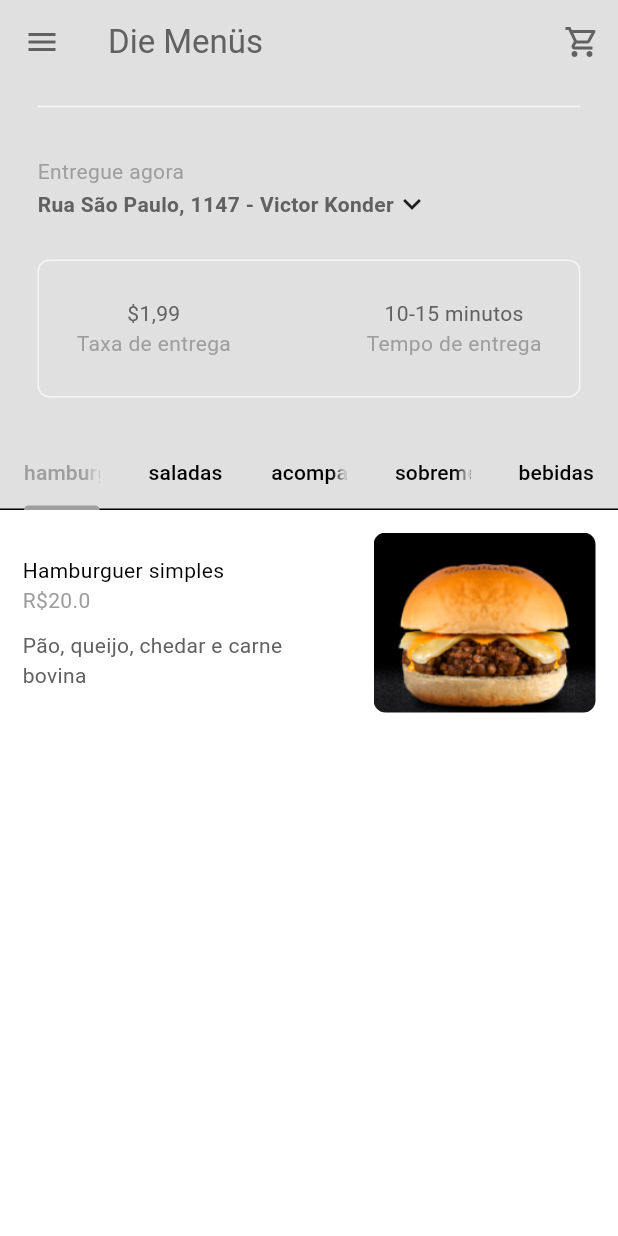
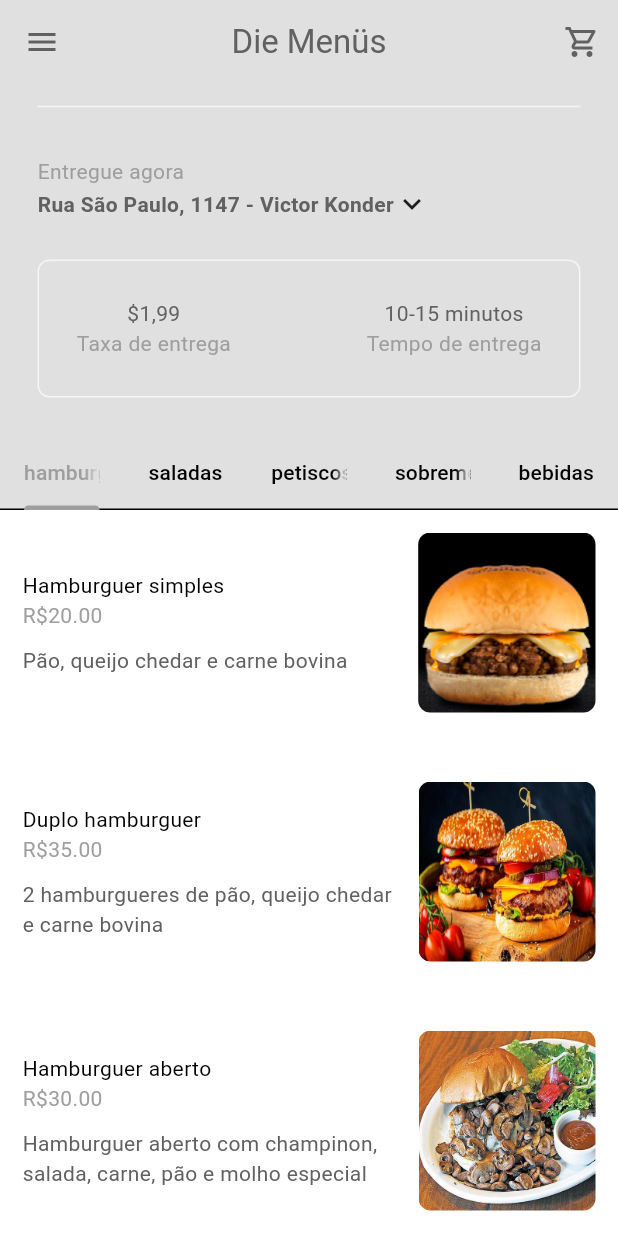
Before and after one commit to nichbrosa/Projeto_Aplicado, a Flutter app: the screen it shows after launch, after a tap on "Login", on a phone screen of 412 x 824 dp. Run offline on Flutter 3.47's test engine with Material 3 defaults, Android fonts, the phone set to English and light mode, and no system bars.

Commit message:
tela da comida com botoes de complemento

```diff
--- a/lib/componentes/my_food_tile.dart
+++ b/lib/componentes/my_food_tile.dart
@@ -29,7 +29,7 @@ class FoodTile extends StatelessWidget {
                     crossAxisAlignment: CrossAxisAlignment.start,
                     children: [
                       Text(comida.nome),
-                      Text('R\$' + comida.preco.toString(),
+                      Text('R\$' + comida.preco.toStringAsFixed(2),
                       style: TextStyle(
                         color: Theme.of(context).colorScheme.primary
                         ),
--- a/lib/componentes/my_sliver_app_bar.dart
+++ b/lib/componentes/my_sliver_app_bar.dart
@@ -25,7 +25,9 @@ class MySliverAppBar extends StatelessWidget {
       ],
       backgroundColor: Theme.of(context).colorScheme.background,
       foregroundColor: Theme.of(context).colorScheme.inversePrimary,
+
       title: Text("Die Menüs"),
+      centerTitle: true,
       flexibleSpace: FlexibleSpaceBar(
         background: Padding(
           padding: const EdgeInsets.only(bottom: 50.0),
--- a/lib/modelos/comida.dart
+++ b/lib/modelos/comida.dart
@@ -6,7 +6,7 @@ class Comida {
     final String caminhoImagem;                   //lib/imagens/x-salada.png
     final double preco;                           //20,00
     final CategoriaComida categoria;              //hamburguer
-    List<Complemento> complementosDisponiveis;    //[queijo extra, bacon, mais hamburguer]
+    List<Complemento> complementosDisponiveis;    //queijo extra, bacon, mais hamburguer]
 
     Comida({
       required this.nome,
@@ -22,7 +22,7 @@ class Comida {
     enum CategoriaComida{
       hamburguers,
       saladas,
-      acompanhamentos,
+      petiscos,
       sobremesas,
       bebidas,
     }
--- a/lib/modelos/restaurante.dart
+++ b/lib/modelos/restaurante.dart
@@ -8,8 +8,8 @@ class Restaurante extends ChangeNotifier{
     //hamburgueres
     Comida(
       nome: "Hamburguer simples",
-      descricao: 'Pão, queijo, chedar e carne bovina',
-      caminhoImagem: "lib/imagens/comidas/HAMBURGUE_SIMPLES.png",
+      descricao: 'Pão, queijo chedar e carne bovina',
+      caminhoImagem: "lib/imagens/comidas/HAMBURGUE_SIMPLES2.png",
       preco: 20.00,
       categoria: CategoriaComida.hamburguers,
       complementosDisponiveis: [
@@ -19,13 +19,68 @@ class Restaurante extends ChangeNotifier{
         ],
       ),
 
-    //acompanhamentos
+    Comida(
+      nome: "Duplo hamburguer",
+      descricao: '2 hamburgueres de pão, queijo chedar e carne bovina',
+      caminhoImagem: "lib/imagens/comidas/DOUBLE_BURGUER.jpg",
+      preco: 35.00,
+      categoria: CategoriaComida.hamburguers,
+      complementosDisponiveis: [
+        Complemento(nome: "Queijo extra", preco: 1.99),
+        Complemento(nome: "Carne extra", preco: 4.99),
+        Complemento(nome: "Bacon", preco: 2.99),
+        ],
+      ),
+
+          Comida(
+      nome: "Hamburguer aberto",
+      descricao: 'Hamburguer aberto com champinon, salada, carne, pão e molho especial',
+      caminhoImagem: "lib/imagens/comidas/HAMBURGUER_ABERTO.jpeg",
+      preco: 30.00,
+      categoria: CategoriaComida.hamburguers,
+      complementosDisponiveis: [
+        Complemento(nome: "Queijo extra", preco: 1.99),
+        Complemento(nome: "Carne extra", preco: 4.99),
+        Complemento(nome: "Bacon", preco: 2.99),
+        ],
+      ),
+
+    Comida(
+      nome: "Hamburguer com Ricota",
+      descricao: 'Pão, queijo de ricota e carne bovina',
+      caminhoImagem: "lib/imagens/comidas/HAMBURGUER_RICOTA.jpg",
+      preco: 26.00,
+      categoria: CategoriaComida.hamburguers,
+      complementosDisponiveis: [
+        Complemento(nome: "Queijo extra", preco: 1.99),
+        Complemento(nome: "Carne extra", preco: 4.99),
+        Complemento(nome: "Bacon", preco: 2.99),
+        ],
+      ),
+
+    Comida(
+      nome: "Hamburguer Trufado",
+      descricao: 'Pão, queijo chedar, lascas de trufa e carne bovina',
+      caminhoImagem: "lib/imagens/comidas/HAMBURGUER_TRUFADO.jpg",
+      preco: 50.00,
+      categoria: CategoriaComida.hamburguers,
+      complementosDisponiveis: [
+        Complemento(nome: "Queijo extra", preco: 1.99),
+        Complemento(nome: "Carne extra", preco: 4.99),
+        Complemento(nome: "Bacon", preco: 2.99),
+        ],
+      ),
+
+    //salada
+
+
+    //petiscos
     Comida(
       nome: "Bolinho de carne",
       descricao: 'Bolinho especial de carne recheado com queijo, 6 unidades',
       caminhoImagem: "lib/imagens/comidas/BOLINHA2.png",
       preco: 38.00,
-      categoria: CategoriaComida.acompanhamentos,
+      categoria: CategoriaComida.petiscos,
       complementosDisponiveis: [
         Complemento(nome: "Maionese extra", preco: 0.99),
         Complemento(nome: "Ketchup extra", preco: 0.99),
@@ -48,7 +103,7 @@ class Restaurante extends ChangeNotifier{
     Comida(
       nome: "Coca-Cola",
       descricao: 'Lata de coca-cola 350ML',
-      caminhoImagem: "lib/imagens/bebidas/COCA.png",
+      caminhoImagem: "lib/imagens/bebidas/COCA2.png",
       preco: 8.90,
       categoria: CategoriaComida.bebidas,
       complementosDisponiveis: [
--- a/lib/paginas/home_pagina.dart
+++ b/lib/paginas/home_pagina.dart
@@ -9,6 +9,8 @@ import 'package:projeto_aplicado/componentes/my_sliver_app_bar.dart';
 import 'package:projeto_aplicado/componentes/my_tab_bar.dart';
 import 'package:projeto_aplicado/modelos/comida.dart';
 import 'package:projeto_aplicado/modelos/restaurante.dart';
+import 'package:projeto_aplicado/paginas/comida_pagina.dart';
+import 'package:projeto_aplicado/paginas/login_pagina.dart';
 import 'package:provider/provider.dart';
 
 class HomePagina extends StatefulWidget {
@@ -58,7 +60,12 @@ class _HomePaginaState extends State<HomePagina> with SingleTickerProviderStateM
         //retorna os blocos de UI da comida
         return FoodTile(
           comida: comida,
-          onTap: (){}
+          onTap: () => Navigator.push(
+            context,
+            MaterialPageRoute(
+              builder: (context) => ComidaPagina(comida: comida),
+              ),
+            ),
           );
       },
       );
--- a/lib/paginas/login_pagina.dart
+++ b/lib/paginas/login_pagina.dart
@@ -51,11 +51,16 @@ class LoginPagina extends StatefulWidget{
 
           const SizedBox(height: 10),
           //mensagem
-            Text("Die Menüs",
-            style: TextStyle(
-              fontSize: 32,
-              color: Theme.of(context).colorScheme.inversePrimary,
-              )
+
+            Column(
+              children: [
+                Text("Die Menüs",
+                style: TextStyle(
+                  fontSize: 32,
+                  color: Theme.of(context).colorScheme.inversePrimary,
+                  )
+                ),
+              ],
             ),
 
           const SizedBox(height: 25),
```
Also changed, not shown: lib/componentes/my_drawer.dart (+7 -1 lines), lib/paginas/comida_pagina.dart (added, +126 -0 lines), lib/imagens/comidas/DOUBLE_BURGUER.jpg (added), lib/imagens/comidas/HAMBURGUER_ABERTO.jpeg (added), lib/imagens/comidas/HAMBURGUER_RICOTA.jpg (added), lib/imagens/comidas/HAMBURGUER_TRUFADO.jpg (added).
